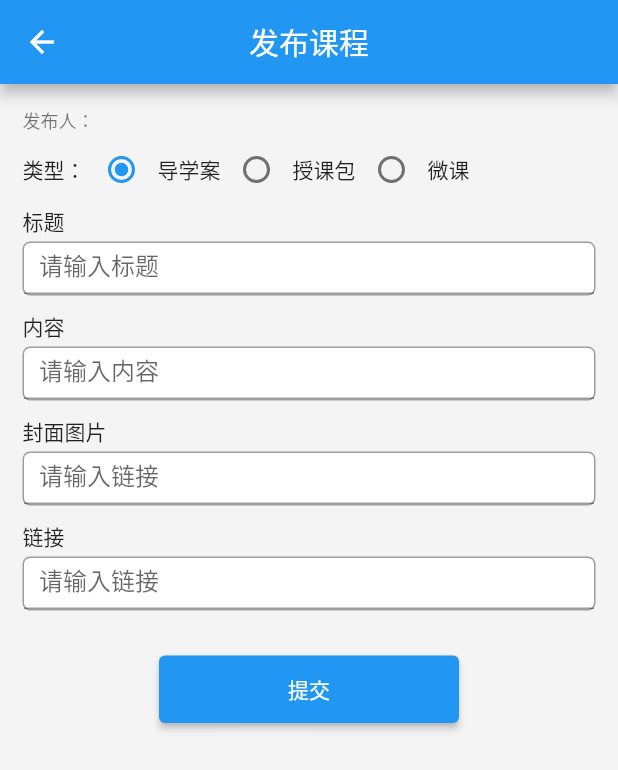
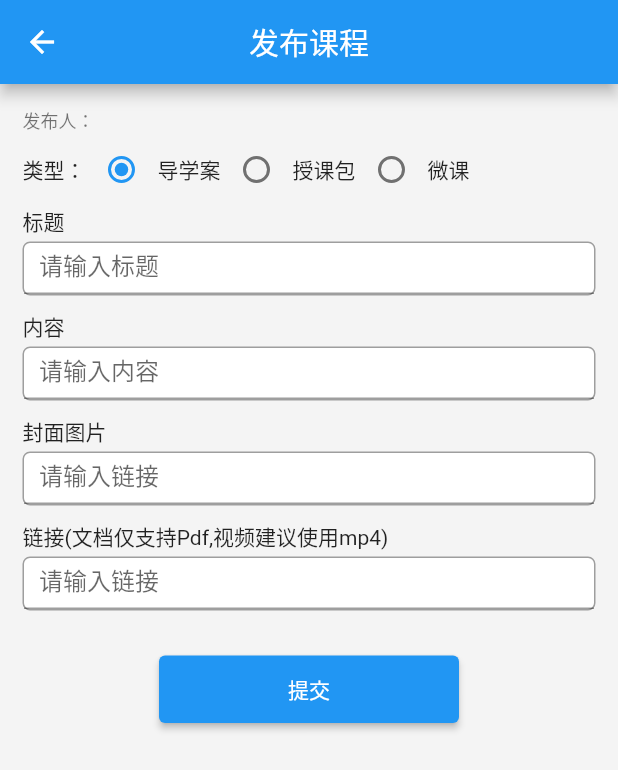
Before and after one commit to huazi2016/flutter_study, a Flutter app: the AddSelfRoutes screen opened by its route, on a phone screen of 412 x 824 dp. Shown: the top 770 px of the screen. Run offline on Flutter 3.47's test engine with Material 2 defaults, Android fonts, the phone set to English and light mode, and no system bars; our stand-ins replace dio, native_pdf_view, package_info, shared_preferences, synchronized, toast and 2 more; missing offline and left inert: lazy_indexed_stack; accounts and stored records are empty.

```diff
--- a/lib/home/self/AddSelfPage.dart
+++ b/lib/home/self/AddSelfPage.dart
@@ -130,7 +130,7 @@ class _AddSelfRoutesState extends State<AddSelfRoutes> {
                 Stack(children: <Widget>[
                   Align(
                     alignment: Alignment.centerLeft,
-                    child: Text("链接",
+                    child: Text("链接(文档仅支持Pdf,视频建议使用mp4)",
                         style: TextStyle(color: Colors.black87, fontSize: 14)),
                   )
                 ]),
```
